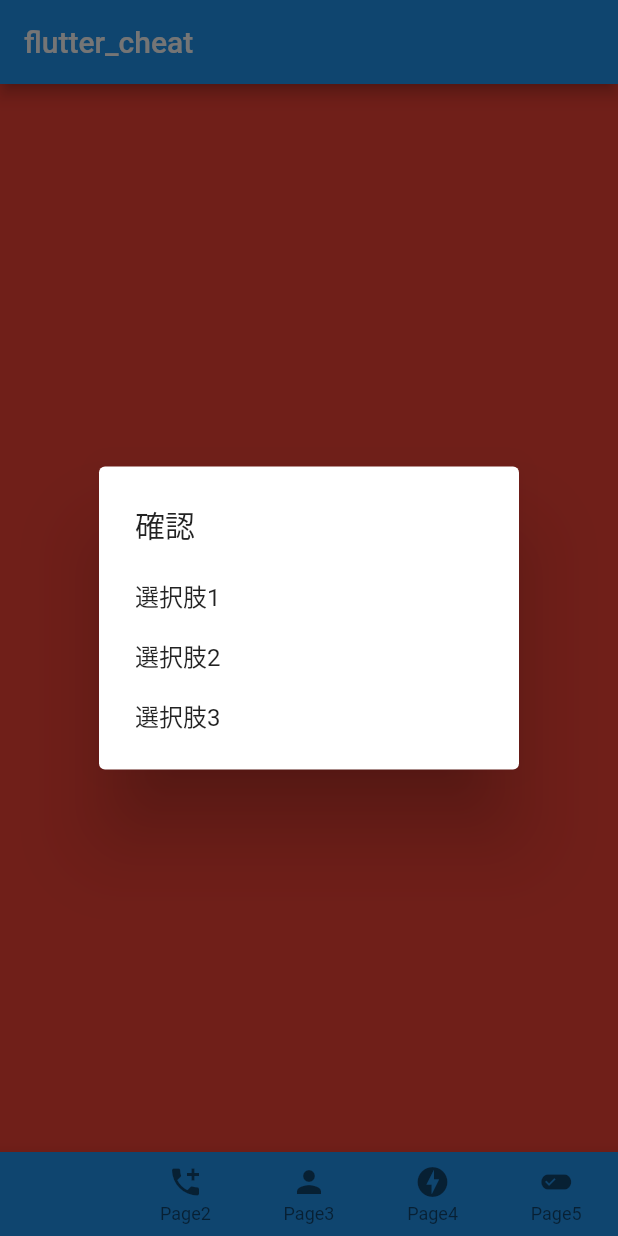
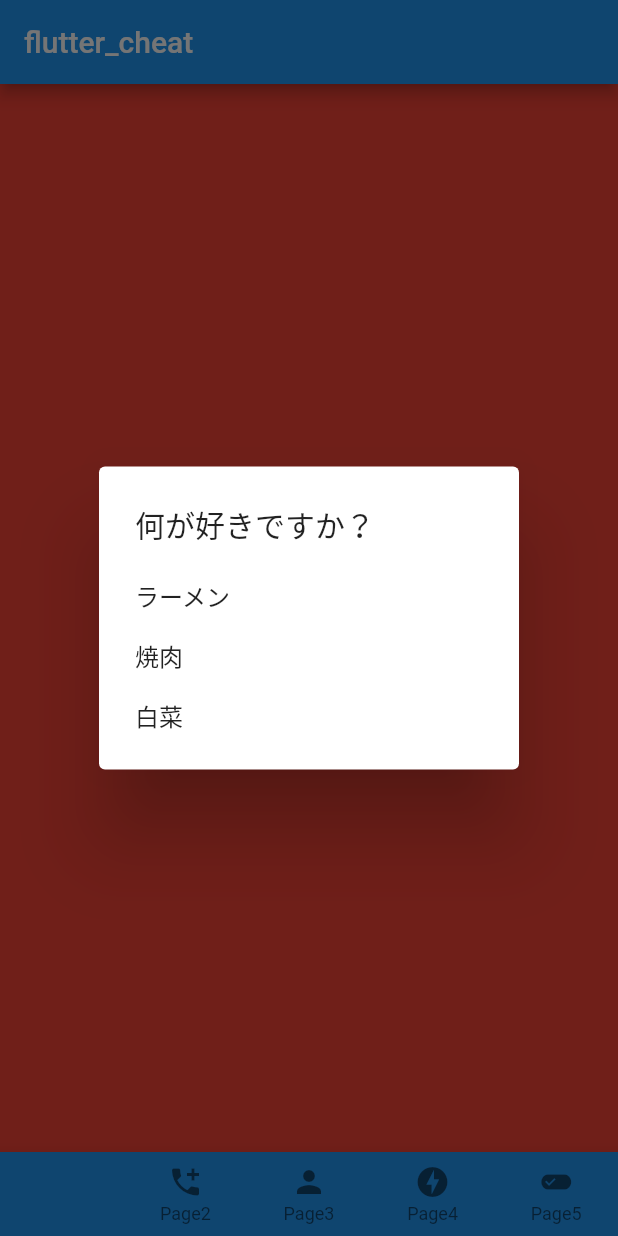
Before and after one commit to ramen2020/flutter_cheat, a Flutter app: the screen it shows after launch, after a tap on "SimpleDialog", on a phone screen of 412 x 824 dp. Run offline on Flutter 3.47's test engine with Material 2 defaults, Android fonts, the phone set to English and light mode, and no system bars.

Commit message:
アラートの微修正

```diff
--- a/lib/pages/page1_page.dart
+++ b/lib/pages/page1_page.dart
@@ -70,19 +70,19 @@ class Page1 extends StatelessWidget {
                       barrierDismissible: false,
                       builder: (BuildContext context) {
                         return SimpleDialog(
-                          title: Text('確認'),
+                          title: Text('何が好きですか？'),
                           children: <Widget>[
                             SimpleDialogOption(
                               onPressed: () => Navigator.pop(context, 1),
-                              child: const Text('選択肢1'),
+                              child: const Text('ラーメン'),
                             ),
                             SimpleDialogOption(
                               onPressed: () => Navigator.pop(context, 2),
-                              child: const Text('選択肢2'),
+                              child: const Text('焼肉'),
                             ),
                             SimpleDialogOption(
                               onPressed: () => Navigator.pop(context, 3),
-                              child: const Text('選択肢3'),
+                              child: const Text('白菜'),
                             ),
                           ],
                         );
```
